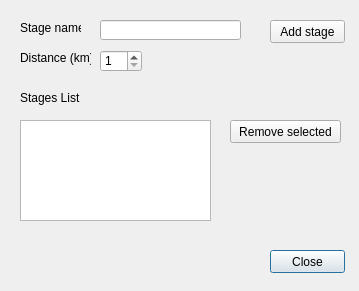
Above: src/editstage.ui from jaresh/TimeAtack before the change. Below: the same form after it.
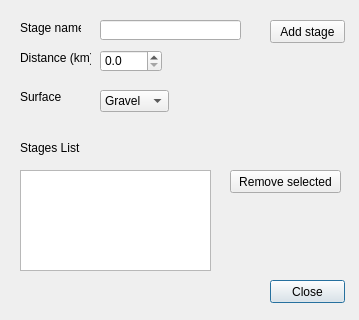
That is the form after the change.

Commit message: Add Rally class. Prepared mainwindow for data loading.

```diff
--- a/src/editstage.ui
+++ b/src/editstage.ui
@@ -7,7 +7,7 @@
     <x>0</x>
     <y>0</y>
     <width>359</width>
-    <height>291</height>
+    <height>320</height>
    </rect>
   </property>
   <property name="windowTitle">
@@ -49,24 +49,11 @@
     </rect>
    </property>
   </widget>
-  <widget class="QSpinBox" name="spinInput">
-   <property name="geometry">
-    <rect>
-     <x>100</x>
-     <y>50</y>
-     <width>42</width>
-     <height>22</height>
-    </rect>
-   </property>
-   <property name="minimum">
-    <number>1</number>
-   </property>
-  </widget>
   <widget class="QLabel" name="label_4">
    <property name="geometry">
     <rect>
      <x>20</x>
-     <y>90</y>
+     <y>140</y>
      <width>71</width>
      <height>16</height>
     </rect>
@@ -79,7 +66,7 @@
    <property name="geometry">
     <rect>
      <x>270</x>
-     <y>250</y>
+     <y>280</y>
      <width>75</width>
      <height>23</height>
     </rect>
@@ -92,7 +79,7 @@
    <property name="geometry">
     <rect>
      <x>230</x>
-     <y>120</y>
+     <y>170</y>
      <width>111</width>
      <height>23</height>
     </rect>
@@ -105,7 +92,7 @@
    <property name="geometry">
     <rect>
      <x>20</x>
-     <y>120</y>
+     <y>170</y>
      <width>191</width>
      <height>101</height>
     </rect>
@@ -127,6 +114,57 @@
     <string>Add stage</string>
    </property>
   </widget>
+  <widget class="QLabel" name="label_3">
+   <property name="geometry">
+    <rect>
+     <x>20</x>
+     <y>90</y>
+     <width>47</width>
+     <height>13</height>
+    </rect>
+   </property>
+   <property name="text">
+    <string>Surface</string>
+   </property>
+  </widget>
+  <widget class="QComboBox" name="surfaceInput">
+   <property name="geometry">
+    <rect>
+     <x>100</x>
+     <y>90</y>
+     <width>69</width>
+     <height>22</height>
+    </rect>
+   </property>
+   <item>
+    <property name="text">
+     <string>Gravel</string>
+    </property>
+   </item>
+   <item>
+    <property name="text">
+     <string>Tarmac</string>
+    </property>
+   </item>
+   <item>
+    <property name="text">
+     <string>Snow</string>
+    </property>
+   </item>
+  </widget>
+  <widget class="QDoubleSpinBox" name="doubleSpinBox">
+   <property name="geometry">
+    <rect>
+     <x>100</x>
+     <y>50</y>
+     <width>62</width>
+     <height>22</height>
+    </rect>
+   </property>
+   <property name="decimals">
+    <number>1</number>
+   </property>
+  </widget>
  </widget>
  <resources/>
  <connections/>
```
The commit also changes 17 other files.
